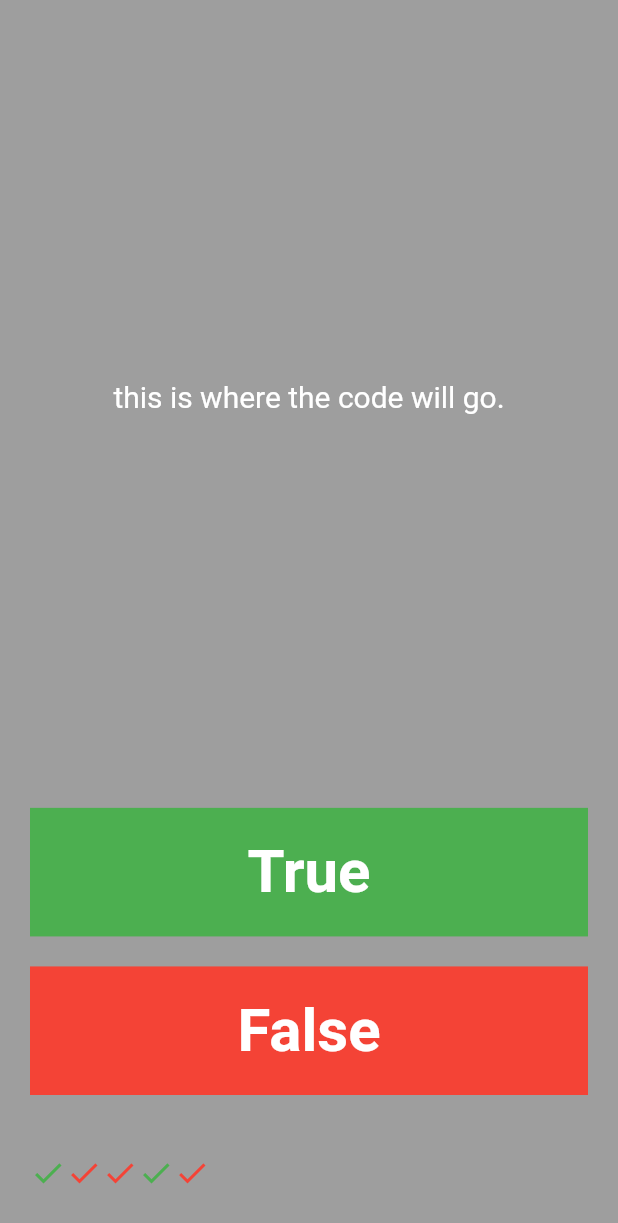
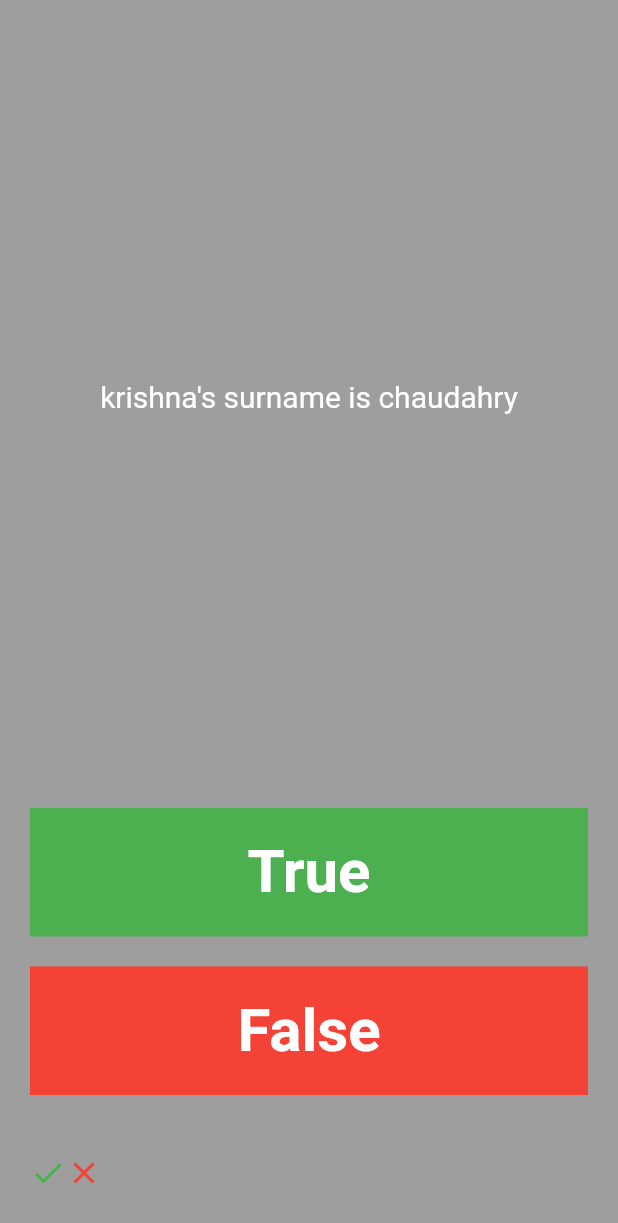
Before and after one commit to flutter-projects-anish/quizzler, a Flutter app: the screen it shows after launch, after a tap on "True", after a tap on "False", on a phone screen of 412 x 824 dp. Shown: the top 1223 px of the screen. Run offline on Flutter 3.47's test engine with Material 2 defaults, Android fonts, the phone set to English and light mode, and no system bars.

```diff
--- a/lib/main.dart
+++ b/lib/main.dart
@@ -1,20 +1,18 @@
 import 'package:flutter/material.dart';
 
-void main() => runApp(const Quizzler());
+void main() => runApp(Quizzler());
 
 class Quizzler extends StatelessWidget {
-  const Quizzler({super.key});
+  const Quizzler({Key? key}) : super(key: key);
 
   @override
   Widget build(BuildContext context) {
-    return const MaterialApp(
+    return MaterialApp(
       home: Scaffold(
         backgroundColor: Colors.grey,
         body: SafeArea(
-          child: Padding(
-            padding: EdgeInsets.symmetric(horizontal: 10.0),
-            child: QuizPage(),
-          ),
+          minimum: const EdgeInsets.symmetric(horizontal: 10.0),
+          child: QuizPage(),
         ),
       ),
       debugShowCheckedModeBanner: false,
@@ -23,27 +21,20 @@ class Quizzler extends StatelessWidget {
 }
 
 class QuizPage extends StatefulWidget {
-  const QuizPage({super.key});
+  QuizPage({Key? key}) : super(key: key);
 
   @override
   State<QuizPage> createState() => _QuizPageState();
 }
 
 class _QuizPageState extends State<QuizPage> {
-  List<Icon> scoreKeeper = [
-    const Icon(
-      color: Colors.green,
-      Icons.check,
-    ),
-    const Icon(
-      color: Colors.red,
-      Icons.check,
-    ),
-    const Icon(
-      color: Colors.red,
-      Icons.check,
-    ),
+  List<Icon> scoreKeeper = [];
+  List<String> questions = [
+    'ganesh surname is adhikari',
+    'anish surname is gc',
+    'krishna\'s surname is chaudahry'
   ];
+  int questionNumber = 0;
 
   @override
   Widget build(BuildContext context) {
@@ -51,15 +42,15 @@ class _QuizPageState extends State<QuizPage> {
       mainAxisAlignment: MainAxisAlignment.spaceBetween,
       crossAxisAlignment: CrossAxisAlignment.stretch,
       children: [
-        const Expanded(
+        Expanded(
           flex: 5,
           child: Padding(
-            padding: EdgeInsets.all(10),
+            padding: const EdgeInsets.all(10),
             child: Center(
               child: Text(
-                'this is where the code will go.',
+                questions[questionNumber % questions.length],
                 textAlign: TextAlign.center,
-                style: TextStyle(
+                style: const TextStyle(
                   fontSize: 20.0,
                   color: Colors.white,
                 ),
@@ -76,7 +67,9 @@ class _QuizPageState extends State<QuizPage> {
               color: Colors.green,
               child: TextButton(
                 onPressed: () {
-                  setState(() {});
+                  setState(() {
+                    questionNumber++;
+                  });
                   scoreKeeper.add(const Icon(
                     Icons.check,
                     color: Colors.green,
@@ -102,10 +95,12 @@ class _QuizPageState extends State<QuizPage> {
               color: Colors.red,
               child: TextButton(
                 onPressed: () {
-                  setState(() {});
+                  setState(() {
+                    questionNumber++;
+                  });
                   scoreKeeper.add(
                     const Icon(
-                      Icons.check,
+                      Icons.close,
                       color: Colors.red,
                     ),
                   );
```
Also changed, not shown: 1 other file.
